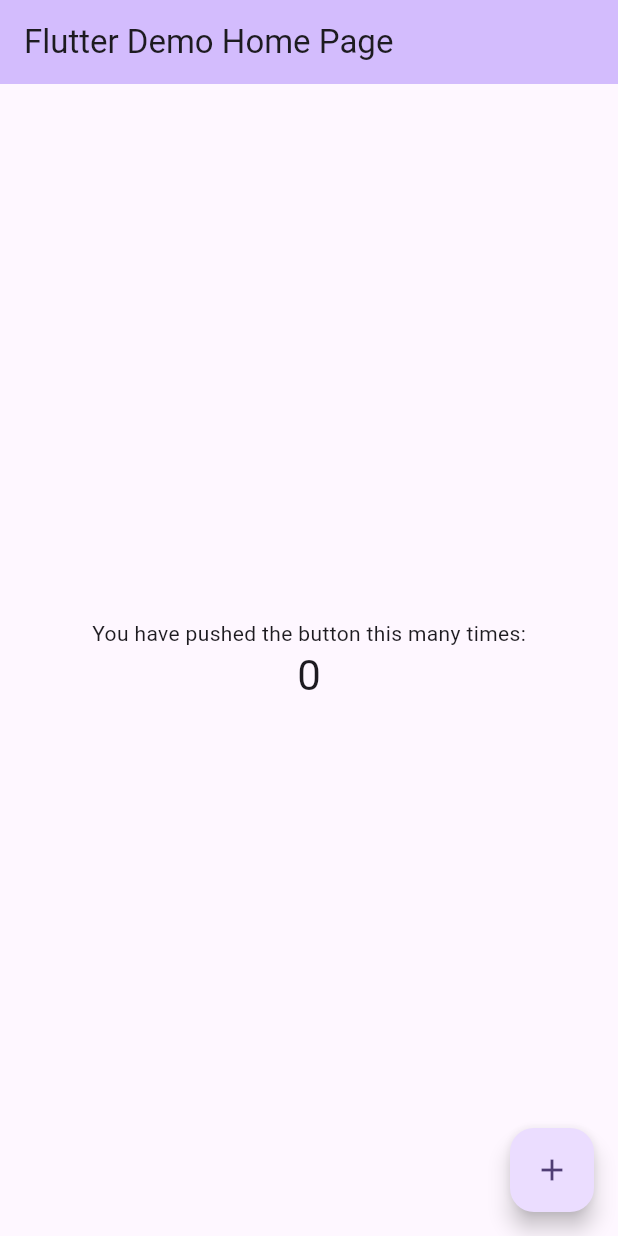
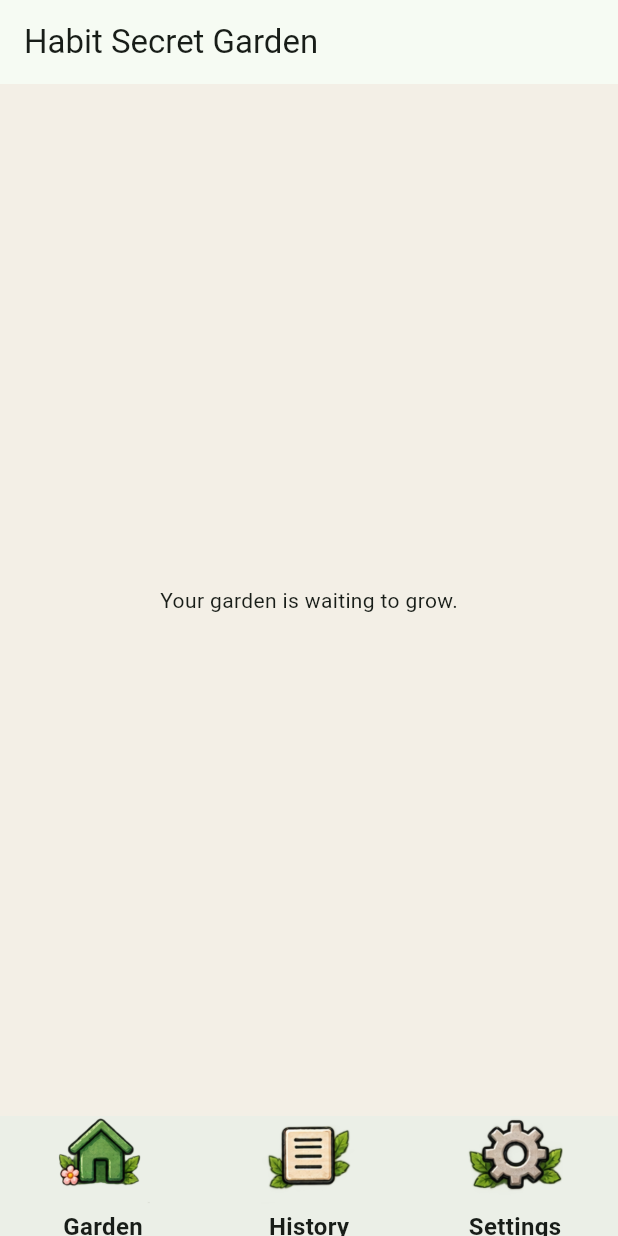
Before and after one commit to laprexious/habit-secret-garden-app, a Flutter app: the screen it shows after launch, on a phone screen of 412 x 824 dp. Run offline on Flutter 3.47's test engine with Material 3 defaults, Android fonts, the phone set to English and light mode, and no system bars.

Commit message:
Build app navigation with custom icons

```diff
--- /dev/null
+++ b/lib/Screens/garden_homescreen.dart
@@ -0,0 +1,106 @@
+
+import 'package:flutter/material.dart';
+import 'history_screen.dart';
+import 'settings_screen.dart';
+
+class GardenHomeScreen extends StatefulWidget {
+  const GardenHomeScreen({super.key});
+
+  @override
+  State<GardenHomeScreen> createState() => _GardenHomeScreenState();
+}
+
+class _GardenHomeScreenState extends State<GardenHomeScreen> {
+  // Tracks which bottom navigation tab is selected.
+  int _selectedIndex = 0;
+  //Three main selection of widgets for app (on bottom nav bar)
+  final List<Widget> _screens = const [
+    _GardenDashboard(),
+    HistoryScreen(),
+    SettingsScreen(),
+  ];
+
+  @override
+  Widget build(BuildContext context) {
+    return Scaffold(
+      body: _screens[_selectedIndex],
+      // Navigation bar to navigate between screens
+      bottomNavigationBar: NavigationBar(
+        indicatorColor: Colors.transparent,
+        labelBehavior: NavigationDestinationLabelBehavior.alwaysShow,
+        labelTextStyle: WidgetStateProperty.all(
+          const TextStyle(
+            fontSize: 16,
+            fontWeight: FontWeight.w600,
+          ),
+        ),
+        selectedIndex: _selectedIndex,
+        onDestinationSelected: (int index) {
+          // sets the state of the tab, rebuilds the screen based on selection
+          setState(() {
+            _selectedIndex = index;
+          });
+        },
+        //nav bar destonations (widgets at bottom)
+        destinations: [
+          NavigationDestination(
+            //using personal icon pngs instead of built-ins
+             icon: Image.asset(
+              'assets/images/home-icon.png',
+              width: 64,
+              height: 64,
+            ),
+            selectedIcon: Image.asset(
+              'assets/images/home-icon.png',
+              width: 64,
+              height: 64,
+            ),
+            label: 'Garden',
+          ),
+          NavigationDestination(
+            icon: Image.asset(
+              'assets/images/history-icon.png',
+              width: 64,
+              height: 64,
+            ),
+            selectedIcon: Image.asset(
+              'assets/images/history-icon.png',
+              width: 64,
+              height: 64,
+            ),
+            label: 'History',
+          ),
+          NavigationDestination(
+            icon: Image.asset(
+              'assets/images/settings-icon.png',
+              width: 64,
+              height: 64,
+            ),
+            selectedIcon: Image.asset(
+              'assets/images/settings-icon.png',
+              width: 64,
+              height: 64,
+            ),
+            label: 'Settings',
+          ),
+        ],
+      ),
+    );
+  }
+}
+
+class _GardenDashboard extends StatelessWidget {
+  const _GardenDashboard();
+
+  @override
+  Widget build(BuildContext context) {
+    return Scaffold(
+      appBar: AppBar(
+        title: const Text('Habit Secret Garden'),
+      ),
+      body: const Center(
+        child: Text('Your garden is waiting to grow.'),
+      ),
+    );
+  }
+}
--- a/lib/main.dart
+++ b/lib/main.dart
@@ -1,4 +1,5 @@
 import 'package:flutter/material.dart';
+import 'screens/garden_homescreen.dart';
 
 void main() {
   runApp(const MyApp());
@@ -11,7 +12,7 @@ class MyApp extends StatelessWidget {
   @override
   Widget build(BuildContext context) {
     return MaterialApp(
-      title: 'Flutter Demo',
+      title: 'My Habit Garden',
       theme: ThemeData(
         // This is the theme of your application.
         //
@@ -28,9 +29,13 @@ class MyApp extends StatelessWidget {
         //
         // This works for code too, not just values: Most code changes can be
         // tested with just a hot reload.
-        colorScheme: .fromSeed(seedColor: Colors.deepPurple),
+        colorScheme: ColorScheme.fromSeed(
+          seedColor: const Color.fromARGB(255, 23, 88, 48),
+          brightness: Brightness.light,
+        ),
+        scaffoldBackgroundColor: const Color(0xFFF3EFE6),
       ),
-      home: const MyHomePage(title: 'Flutter Demo Home Page'),
+      home: const GardenHomeScreen()
     );
   }
 }
@@ -80,7 +85,7 @@ class _MyHomePageState extends State<MyHomePage> {
         // TRY THIS: Try changing the color here to a specific color (to
         // Colors.amber, perhaps?) and trigger a hot reload to see the AppBar
         // change color while the other colors stay the same.
-        backgroundColor: Theme.of(context).colorScheme.inversePrimary,
+        backgroundColor: Theme.of(context).colorScheme.primary,
         // Here we take the value from the MyHomePage object that was created by
         // the App.build method, and use it to set our appbar title.
         title: Text(widget.title),
--- a/pubspec.yaml
+++ b/pubspec.yaml
@@ -57,6 +57,9 @@ flutter:
   # the material Icons class.
   uses-material-design: true
 
+  assets:
+    - assets/images/
+
   # To add assets to your application, add an assets section, like this:
   # assets:
   #   - images/a_dot_burr.jpeg
```
Also changed, not shown: lib/Screens/habit_detail_screen.dart (added, +18 -0 lines), lib/Screens/history_screen.dart (added, +17 -0 lines), lib/Screens/new_habit_screen.dart (added, +17 -0 lines), lib/Screens/settings_screen.dart (added, +17 -0 lines), assets/images/add-icon..png (added), assets/images/back-icon.png (added), assets/images/delete-icon.png (added), assets/images/edit-icon.png (added), assets/images/history-icon.png (added), assets/images/home-icon.png (added), assets/images/settings-icon.png (added).
